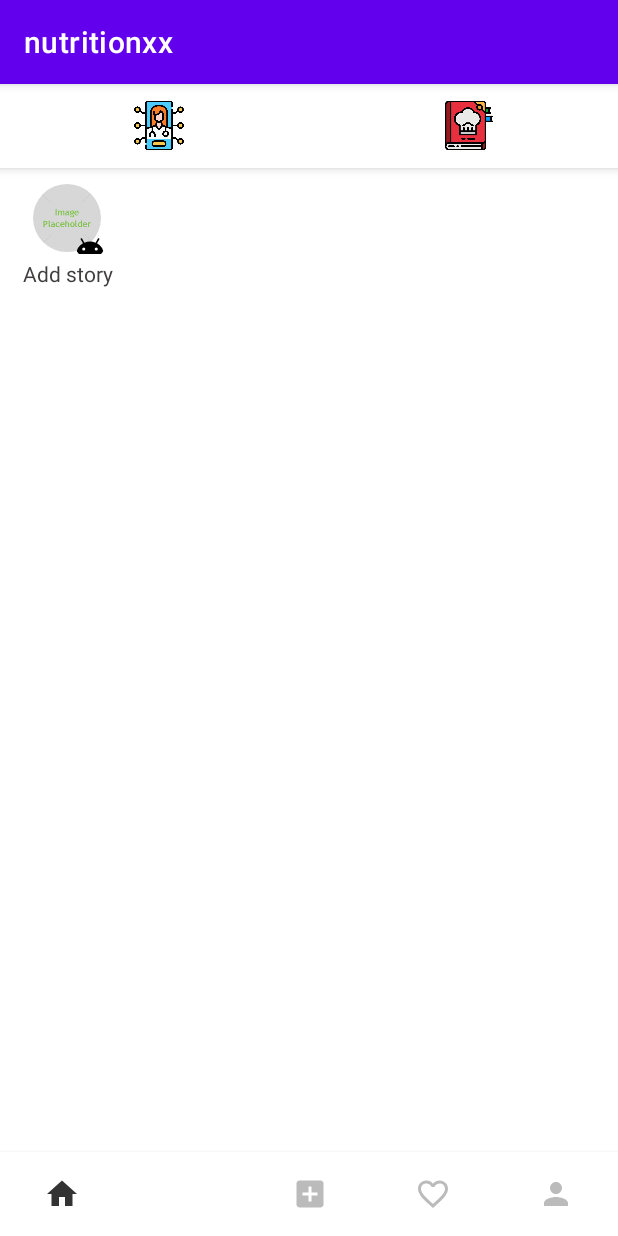
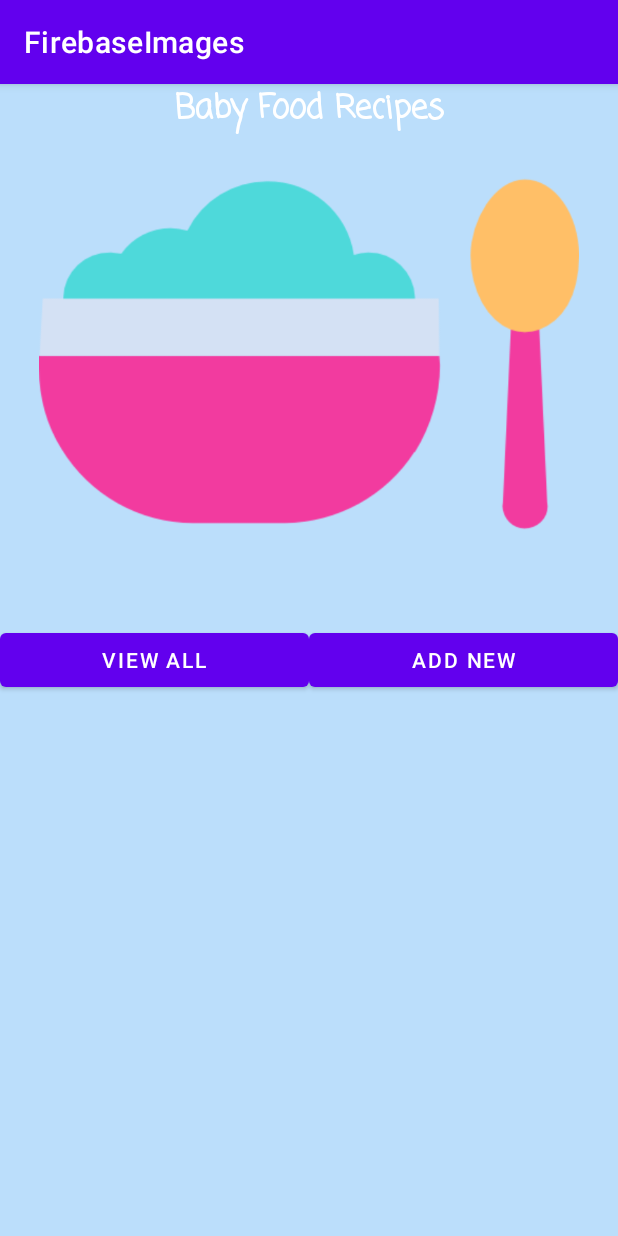
Before and after one commit to shreyajais/little_miracle, an Android app: the screen it shows after launch once a user with an empty profile is signed in (MainActivity before the commit, RecipeMainActivity after it), after a tap on an icon or button, on a phone screen of 412 x 824 dp. Run offline under Robolectric (Android 15) with nearby library versions, the light colour scheme and no system bars; our stand-ins replace Firebase (no records; nobody signed in at launch, a user with empty details on screens opened directly); pictures from the network do not load; 3 statements that could not run were skipped.

Commit message:
working code

```diff
--- a/Edx_VPlayer/src/main/AndroidManifest.xml
+++ b/Edx_VPlayer/src/main/AndroidManifest.xml
@@ -11,7 +11,7 @@
         <activity android:name=".Fullscreen"
             android:configChanges="keyboardHidden|orientation|screenSize"></activity>
         <activity android:name=".Show_Video" />
-        <activity android:name=".MainActivity"/>
+        <activity android:name=".VideoMainActivity"/>
 
 
     </application>
--- a/Edx_VPlayer/src/main/java/com/codewithshreya/edux_vplayer/MainActivity.java
+++ b/Edx_VPlayer/src/main/java/com/codewithshreya/edux_vplayer/VideoMainActivity.java
@@ -3,7 +3,6 @@ package com.codewithshreya.edux_vplayer;
 import androidx.annotation.NonNull;
 import androidx.annotation.Nullable;
 import androidx.appcompat.app.AppCompatActivity;
-import androidx.core.content.ContentResolverCompat;
 
 import android.content.ContentResolver;
 import android.content.Intent;
@@ -28,7 +27,7 @@ import com.google.firebase.storage.FirebaseStorage;
 import com.google.firebase.storage.StorageReference;
 import com.google.firebase.storage.UploadTask;
 
-public class MainActivity extends AppCompatActivity {
+public class VideoMainActivity extends AppCompatActivity {
     private static final int PICK_VIDEO= 1;
     VideoView videoView;
     Button button;
@@ -45,8 +44,14 @@ public class MainActivity extends AppCompatActivity {
     @Override
     protected void onCreate(Bundle savedInstanceState) {
         super.onCreate(savedInstanceState);
-        setContentView(R.layout.activity_main);
+        setContentView(R.layout.activity_main_video);
 
+        Bundle bundle = getIntent().getExtras();
+        if(bundle != null) {
+            if(bundle.getString("some") != null) {
+                Toast.makeText(getApplicationContext(),"data:" + bundle.getString("some"),Toast.LENGTH_SHORT);
+            }
+        }
         member = new Member();
         storageReference = FirebaseStorage.getInstance().getReference("Video");
         databaseReference = FirebaseDatabase.getInstance().getReference("Video");
@@ -93,7 +98,7 @@ public class MainActivity extends AppCompatActivity {
         return mimeTypeMap.getExtensionFromMimeType(contentResolver.getType(uri));
     }
     public void ShowVideo(View view) {
-        Intent intent = new Intent(MainActivity.this, Show_Video.class);
+        Intent intent = new Intent(VideoMainActivity.this, Show_Video.class);
         startActivity(intent);
 
     }
@@ -123,7 +128,7 @@ public class MainActivity extends AppCompatActivity {
                             {
                                 Uri downloadUrl = task.getResult();
                                 progressBar.setVisibility(View.VISIBLE);
-                                Toast.makeText(MainActivity.this, "Data saved", Toast.LENGTH_SHORT).show();
+                                Toast.makeText(VideoMainActivity.this, "Data saved", Toast.LENGTH_SHORT).show();
                                 member.setName(videoName);
                                 member.setVideourl(downloadUrl.toString());
                                 member.setSearch(search);
@@ -132,7 +137,7 @@ public class MainActivity extends AppCompatActivity {
                             }
                             else
                             {
-                                Toast.makeText(MainActivity.this, "Failed", Toast.LENGTH_SHORT).show();
+                                Toast.makeText(VideoMainActivity.this, "Failed", Toast.LENGTH_SHORT).show();
                             }
 
                         }
--- a/app/src/main/java/com/codewithshreya/nutritionxx/Fragment/HomeFragment.java
+++ b/app/src/main/java/com/codewithshreya/nutritionxx/Fragment/HomeFragment.java
@@ -1,5 +1,6 @@
 package com.codewithshreya.nutritionxx.Fragment;
 
+import android.app.Activity;
 import android.content.Intent;
 import android.os.Bundle;
 import android.util.Log;
@@ -9,13 +10,13 @@ import android.view.ViewGroup;
 import android.widget.ImageView;
 import android.widget.ProgressBar;
 
-import android.content.ContextWrapper;
-
 import androidx.annotation.NonNull;
 import androidx.fragment.app.Fragment;
 import androidx.recyclerview.widget.LinearLayoutManager;
 import androidx.recyclerview.widget.RecyclerView;
 
+import com.codewithshreya.baby_new.View.RecipeMainActivity;
+import com.codewithshreya.edux_vplayer.VideoMainActivity;
 import com.codewithshreya.nutritionxx.Adapter.PostAdapter;
 import com.codewithshreya.nutritionxx.Adapter.StoryAdapter;
 import com.codewithshreya.nutritionxx.Model.Post;
@@ -44,6 +45,7 @@ public class HomeFragment extends Fragment {
 
     private ImageView btn;
     private ImageView btn1;
+    private Activity context;
 
     private  List<String> followingList;
 
@@ -54,7 +56,7 @@ public class HomeFragment extends Fragment {
                              Bundle savedInstanceState) {
 
         View view = inflater.inflate( R.layout.fragment_home,container,false );
-
+        context = getActivity();
         recyclerView = view.findViewById( R.id.recycle_view );
         recyclerView.setHasFixedSize( true );
         LinearLayoutManager linearLayoutManager = new LinearLayoutManager( getContext() );
@@ -76,30 +78,37 @@ public class HomeFragment extends Fragment {
 
         progressBar = view.findViewById( R.id.progress_circle );
 
-        btn1 = (ImageView)view.findViewById(R.id.video);
+        return view;
+    }
+
+    public void onStart() {
+        super.onStart();
+
+        btn1 = (ImageView)context.findViewById(R.id.video);
         btn1.setOnClickListener(new View.OnClickListener() {
-                                   @Override
-                                   public void onClick(View v) {
-                                       Intent i =getActivity().getPackageManager().getLaunchIntentForPackage("com.codewithshreya.edux_vplayer");
-                                       startActivity(i);
-                                   }
-                               }
+                                    @Override
+                                    public void onClick(View v) {
+                                        Intent i = new Intent(context, VideoMainActivity.class);
+                                        i.putExtra("some","some data");
+//                                       Intent i =getActivity().getPackageManager().getLaunchIntentForPackage("com.codewithshreya.edux_vplayer");
+                                        startActivity(i);
+                                    }
+                                }
         );
 
 
-        btn = (ImageView)view.findViewById(R.id.ic_inbox);
+        btn = (ImageView)context.findViewById(R.id.ic_inbox);
         btn.setOnClickListener(new View.OnClickListener() {
                                    @Override
                                    public void onClick(View v) {
-                                       Intent i =getActivity().getPackageManager().getLaunchIntentForPackage("com.codewithshreya.baby_new");
+                                       Intent i = new Intent(context, RecipeMainActivity.class);
+//                                       Intent i =getActivity().getPackageManager().getLaunchIntentForPackage("com.codewithshreya.baby_new");
                                        startActivity(i);
                                    }
                                }
         );
 
         checkFollowing();
-
-        return view;
     }
 
 
--- a/app/src/main/java/com/codewithshreya/nutritionxx/MainActivity.java
+++ b/app/src/main/java/com/codewithshreya/nutritionxx/MainActivity.java
@@ -4,14 +4,10 @@ import androidx.annotation.NonNull;
 import androidx.appcompat.app.AppCompatActivity;
 import androidx.fragment.app.Fragment;
 
-import android.content.ContextWrapper;
-
 import android.content.Intent;
 import android.content.SharedPreferences;
 import android.os.Bundle;
 import android.view.MenuItem;
-import android.view.View;
-import android.widget.Button;
 
 import com.codewithshreya.nutritionxx.Fragment.HomeFragment;
 import com.codewithshreya.nutritionxx.Fragment.NotificationFragment;
@@ -29,7 +25,7 @@ public class MainActivity extends AppCompatActivity {
     @Override
     protected void onCreate(Bundle savedInstanceState) {
         super.onCreate( savedInstanceState );
-        setContentView( R.layout.activity_main );
+        setContentView( R.layout.activity_main);
 
         bottomNavigationView = findViewById( R.id.bottom_navigation );
 
@@ -57,7 +53,7 @@ public class MainActivity extends AppCompatActivity {
             getSupportFragmentManager().beginTransaction().replace( R.id.fragment_container,
                     new ProfileFragment()).commit();
         }else{
-            getSupportFragmentManager().beginTransaction().replace( R.id.fragment_container,
+            getSupportFragmentManager().beginTransaction().add( R.id.fragment_container,
                     new HomeFragment()).commit();
         }
 
--- a/food_recipe/src/main/AndroidManifest.xml
+++ b/food_recipe/src/main/AndroidManifest.xml
@@ -8,17 +8,17 @@
         android:label="@string/app_name"
         android:theme="@style/">
         <activity
-            android:name=".View.MainActivity"
+            android:name=".View.RecipeMainActivity"
             android:label="FirebaseImages ">
         </activity>
         <activity
             android:name=".View.ItemsActivity"
             android:label="List Page "
-            android:parentActivityName=".View.MainActivity" />
+            android:parentActivityName=".View.RecipeMainActivity" />
         <activity
             android:name=".View.UploadActivity"
             android:label="Upload Page "
-            android:parentActivityName=".View.MainActivity" />
+            android:parentActivityName=".View.RecipeMainActivity" />
         <activity
             android:name=".View.DetailsActivity"
             android:label="Details Page "
--- a/food_recipe/src/main/java/com/codewithshreya/baby_new/View/MainActivity.java
+++ b/food_recipe/src/main/java/com/codewithshreya/baby_new/View/RecipeMainActivity.java
@@ -9,12 +9,13 @@ import androidx.appcompat.app.AppCompatActivity;
 
 import com.codewithshreya.baby_new.R;
 
-public class MainActivity extends AppCompatActivity {
+public class RecipeMainActivity extends AppCompatActivity {
     private Button openTeachersActivityBtn,openUploadActivityBtn;
     @Override
     protected void onCreate(Bundle savedInstanceState) {
         super.onCreate ( savedInstanceState );
-        setContentView ( R.layout.activity_main );
+        setContentView(R.layout.activity_main_recipe);
+
 
         openTeachersActivityBtn = findViewById ( R.id.openTeachersActivityBtn );
         openUploadActivityBtn = findViewById ( R.id.openUploadActivityBtn );
@@ -22,14 +23,14 @@ public class MainActivity extends AppCompatActivity {
         openTeachersActivityBtn.setOnClickListener(new View.OnClickListener() {
             @Override
             public void onClick(View view) {
-                Intent i = new Intent(MainActivity.this, ItemsActivity.class);
+                Intent i = new Intent(RecipeMainActivity.this, ItemsActivity.class);
                 startActivity(i);
             }
         });
         openUploadActivityBtn.setOnClickListener(new View.OnClickListener() {
             @Override
             public void onClick(View view) {
-                Intent i = new Intent(MainActivity.this, UploadActivity.class);
+                Intent i = new Intent(RecipeMainActivity.this, UploadActivity.class);
                 startActivity(i);
             }
         });
@@ -37,4 +38,8 @@ public class MainActivity extends AppCompatActivity {
     }
 
 
+
+
+
+
 }
--- a/food_recipe/src/main/java/com/codewithshreya/baby_new/View/UploadActivity.java
+++ b/food_recipe/src/main/java/com/codewithshreya/baby_new/View/UploadActivity.java
@@ -203,7 +203,7 @@ public class UploadActivity extends AppCompatActivity {
 //        }
     }
     private void openImagesActivity(){
-        Intent intent = new Intent(this, MainActivity.class);
+        Intent intent = new Intent(this, RecipeMainActivity.class);
         startActivity(intent);
     }
 }
--- a/food_recipe/src/main/res/layout/activity_main.xml
+++ b/food_recipe/src/main/res/layout/activity_main_recipe.xml
@@ -5,7 +5,7 @@
     android:layout_width="match_parent"
     android:layout_height="match_parent"
     android:background="#BBDEFB"
-    tools:context=".View.MainActivity">
+    tools:context=".View.RecipeMainActivity">
 
     <TextView
         android:id="@+id/headerTxt"
```
Also changed, not shown: Edx_VPlayer/src/main/res/layout/activity_main_video.xml (added, +58 -0 lines), 195 other files.
